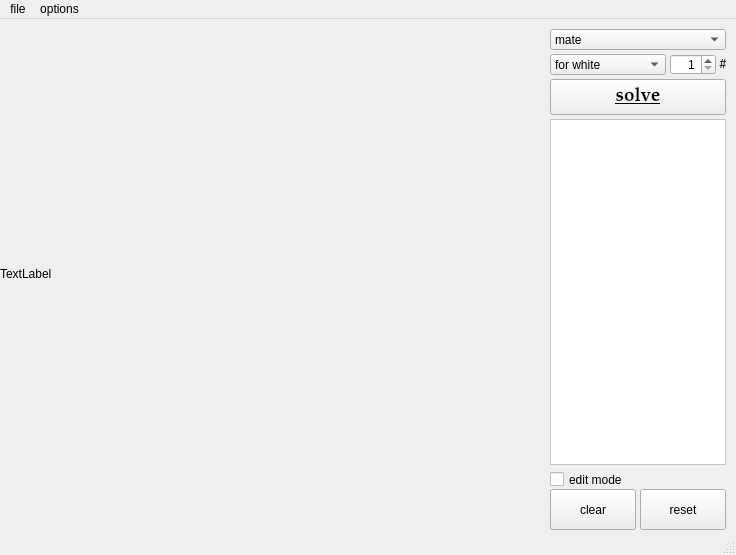
This is mainwindow.ui in dzhuhan/bachelor_thesis as Qt 5 draws it before an edit. The edited form follows.
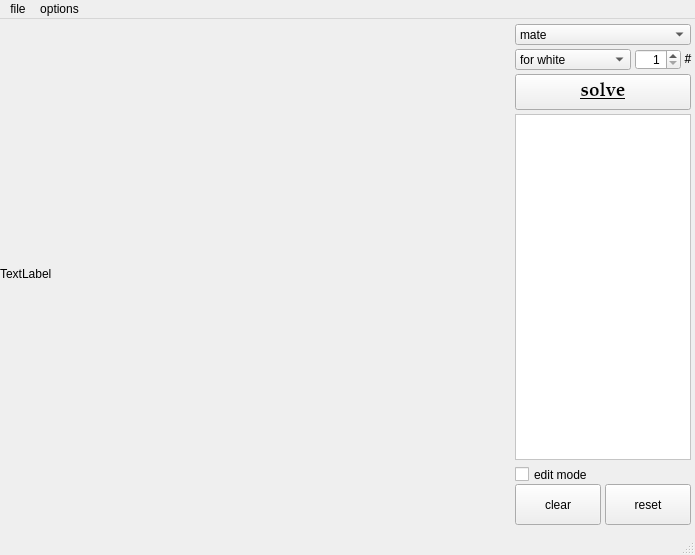
This is the edited form.

Commit message: Redesigned main window

What changed in the file:
```diff
--- a/mainwindow.ui
+++ b/mainwindow.ui
@@ -6,7 +6,7 @@
    <rect>
     <x>0</x>
     <y>0</y>
-    <width>736</width>
+    <width>695</width>
     <height>555</height>
    </rect>
   </property>
@@ -33,8 +33,8 @@
    <widget class="QPushButton" name="pushButton">
     <property name="geometry">
      <rect>
-      <x>640</x>
-      <y>470</y>
+      <x>605</x>
+      <y>465</y>
       <width>86</width>
       <height>41</height>
      </rect>
@@ -49,8 +49,8 @@
    <widget class="QPushButton" name="pushButton_2">
     <property name="geometry">
      <rect>
-      <x>550</x>
-      <y>60</y>
+      <x>515</x>
+      <y>55</y>
       <width>176</width>
       <height>36</height>
      </rect>
@@ -74,8 +74,8 @@
    <widget class="QSpinBox" name="spinBox">
     <property name="geometry">
      <rect>
-      <x>670</x>
-      <y>35</y>
+      <x>635</x>
+      <y>30</y>
       <width>46</width>
       <height>21</height>
      </rect>
@@ -102,8 +102,8 @@
    <widget class="QCheckBox" name="checkBox">
     <property name="geometry">
      <rect>
-      <x>550</x>
-      <y>450</y>
+      <x>515</x>
+      <y>445</y>
       <width>131</width>
       <height>21</height>
      </rect>
@@ -118,8 +118,8 @@
    <widget class="QComboBox" name="comboBox">
     <property name="geometry">
      <rect>
-      <x>550</x>
-      <y>10</y>
+      <x>515</x>
+      <y>5</y>
       <width>176</width>
       <height>21</height>
      </rect>
@@ -146,8 +146,8 @@
    <widget class="QComboBox" name="comboBox_2">
     <property name="geometry">
      <rect>
-      <x>550</x>
-      <y>35</y>
+      <x>515</x>
+      <y>30</y>
       <width>116</width>
       <height>21</height>
      </rect>
@@ -169,8 +169,8 @@
    <widget class="QTextEdit" name="textEdit">
     <property name="geometry">
      <rect>
-      <x>550</x>
-      <y>100</y>
+      <x>515</x>
+      <y>95</y>
       <width>176</width>
       <height>346</height>
      </rect>
@@ -191,8 +191,8 @@
    <widget class="QLabel" name="label_2">
     <property name="geometry">
      <rect>
-      <x>715</x>
-      <y>35</y>
+      <x>680</x>
+      <y>30</y>
       <width>16</width>
       <height>18</height>
      </rect>
@@ -215,8 +215,8 @@
    <widget class="QPushButton" name="Clear">
     <property name="geometry">
      <rect>
-      <x>550</x>
-      <y>470</y>
+      <x>515</x>
+      <y>465</y>
       <width>86</width>
       <height>41</height>
      </rect>
@@ -234,7 +234,7 @@
     <rect>
      <x>0</x>
      <y>0</y>
-     <width>736</width>
+     <width>695</width>
      <height>21</height>
     </rect>
    </property>
```
The commit also changes 2 other files.
